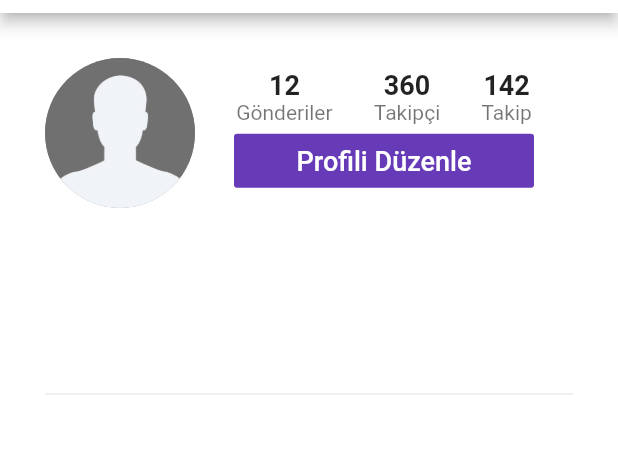
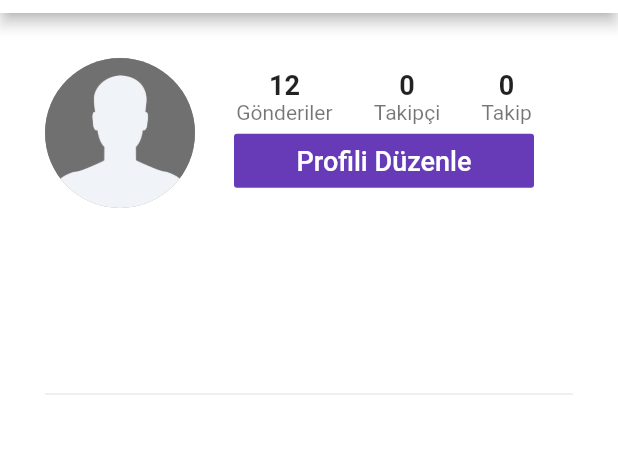
Before and after one commit to zafergurkan/anketuygulama, a Flutter app: the screen it shows once a user with an empty profile is signed in, swiped to page 5, on a phone screen of 412 x 824 dp, the part 71-525 px from its top. Run offline on Flutter 3.47's test engine with Material 2 defaults, Android fonts, the phone set to English and light mode, and no system bars; our stand-ins replace cached_network_image, cloud_firestore, firebase_auth, firebase_storage, flutter_image_compress, image_cropper and 1 more; accounts and stored records are empty.

```diff
--- a/lib/screens/edit_profile_screen.dart
+++ b/lib/screens/edit_profile_screen.dart
@@ -49,7 +49,7 @@ class _EditProfileScreenState extends State<EditProfileScreen> {
     }
   }
   _submit() async {
-    if (_formKey.currentState.validate()) {
+    if (_formKey.currentState.validate() &&! _isLoading) {
       _formKey.currentState.save();
       setState(() {
        _isLoading=true;
--- a/lib/screens/home_screen.dart
+++ b/lib/screens/home_screen.dart
@@ -26,6 +26,7 @@ class _HomeScreenState extends State<HomeScreen> {
 
   @override
   Widget build(BuildContext context) {
+    final String currentUserId =Provider.of<UserData>(context).currentUserId;
     return Scaffold(
         body: PageView(
           controller: _pageController,
@@ -34,7 +35,8 @@ class _HomeScreenState extends State<HomeScreen> {
             SearchScreen(),
             CreateScreen(),
             ActivitySearch(),
-            ProfileScreen(userId: Provider.of<UserData>(context).currentUserId),
+            ProfileScreen(currentUserId: currentUserId,
+             userId: currentUserId ),
           ],
           onPageChanged: (int index) {
             setState(() {
--- a/lib/screens/profile_screen.dart
+++ b/lib/screens/profile_screen.dart
@@ -1,19 +1,123 @@
 import 'package:anketuygulama/models/user_data.dart';
 import 'package:anketuygulama/models/user_model.dart';
 import 'package:anketuygulama/screens/edit_profile_screen.dart';
+import 'package:anketuygulama/services/database_service.dart';
 import 'package:anketuygulama/utilities/constants.dart';
 import 'package:cached_network_image/cached_network_image.dart';
 import 'package:flutter/material.dart';
 import 'package:provider/provider.dart';
 
 class ProfileScreen extends StatefulWidget {
+  final String currentUserId;
   final String userId;
-  ProfileScreen({this.userId});
+  ProfileScreen({this.currentUserId, this.userId});
   @override
   _ProfileScreenState createState() => _ProfileScreenState();
 }
 
 class _ProfileScreenState extends State<ProfileScreen> {
+  bool isFollowing = false;
+  int followerCount = 0;
+  int followingCount = 0;
+
+  @override
+  void initState() {
+    super.initState();
+    _setupIsFollowing();
+    _setupFollowers();
+    _setupFollowing();
+  }
+
+  _setupIsFollowing() async {
+    bool isFollowingUser = await DatabaseService.isfollowingUser(
+      currentUserId: widget.currentUserId,
+      userId: widget.userId,
+    );
+    setState(() {
+      isFollowing = isFollowingUser;
+    });
+  }
+
+  _setupFollowers() async {
+    int userfollowerCount = await DatabaseService.numFollowers(widget.userId);
+    setState(() {
+      followerCount = userfollowerCount;
+    });
+  }
+
+  _setupFollowing() async {
+    int userfollowingCount = await DatabaseService.numFollowing(widget.userId);
+    setState(() {
+      followingCount = userfollowingCount;
+    });
+  }
+
+  _followOrUnfollow() {
+    if (isFollowing) {
+      _unfollowUser();
+    } else {
+      _followUser();
+    }
+  }
+
+  _unfollowUser() {
+    DatabaseService.unfollowUser(
+      currentUserId: widget.currentUserId,
+      userId: widget.userId,
+    );
+
+    setState(() {
+      isFollowing=false;
+      followerCount--;
+    });
+  }
+
+   _followUser() {
+    DatabaseService.followUser(
+      currentUserId: widget.currentUserId,
+      userId: widget.userId,
+    );
+
+    setState(() {
+      isFollowing=true;
+      followerCount++;
+    });
+  }
+
+  _displayButton(User user) {
+    return widget.userId == Provider.of<UserData>(context).currentUserId
+        ? Container(
+            width: 200.0,
+            child: FlatButton(
+              onPressed: () => Navigator.push(
+                  context,
+                  MaterialPageRoute(
+                    builder: (_) => EditProfileScreen(
+                      user: user,
+                    ),
+                  )),
+              color: Colors.deepPurple,
+              textColor: Colors.white,
+              child: Text(
+                'Profili Düzenle',
+                style: TextStyle(fontSize: 18.0),
+              ),
+            ),
+          )
+        : Container(
+            width: 200.0,
+            child: FlatButton(
+              onPressed: _followOrUnfollow,
+              color: isFollowing ? Colors.grey[200] : Colors.deepPurple,
+              textColor: isFollowing ? Colors.black : Colors.white,
+              child: Text(
+                isFollowing ? 'Takipi Bırak' : 'Takip Et',
+                style: TextStyle(fontSize: 18.0),
+              ),
+            ),
+          );
+  }
+
   @override
   Widget build(BuildContext context) {
     return Scaffold(
@@ -75,7 +179,7 @@ class _ProfileScreenState extends State<ProfileScreen> {
                               Column(
                                 children: <Widget>[
                                   Text(
-                                    '360',
+                                    followerCount.toString(),
                                     style: TextStyle(
                                       fontSize: 18.0,
                                       fontWeight: FontWeight.w600,
@@ -90,7 +194,7 @@ class _ProfileScreenState extends State<ProfileScreen> {
                               Column(
                                 children: <Widget>[
                                   Text(
-                                    '142',
+                                    followingCount.toString(),
                                     style: TextStyle(
                                       fontSize: 18.0,
                                       fontWeight: FontWeight.w600,
@@ -104,33 +208,7 @@ class _ProfileScreenState extends State<ProfileScreen> {
                               )
                             ],
                           ),
-                          Container(
-                            width: 200.0,
-                            child: widget.userId == Provider.of<UserData>(context).currentUserId ? FlatButton(
-                              onPressed: () => Navigator.push(
-                                  context,
-                                  MaterialPageRoute(
-                                    builder: (_) => EditProfileScreen(
-                                      user: user,
-                                    ),
-                                  )),
-                              color: Colors.deepPurple,
-                              textColor: Colors.white,
-                              child: Text(
-                                'Profili Düzenle',
-                                style: TextStyle(fontSize: 18.0),
-                              ),
-                            ) :
-                            FlatButton(
-                              onPressed: () => print('Takip Et'),
-                              color: Colors.deepPurple,
-                              textColor: Colors.white,
-                              child: Text(
-                                'Takip Et',
-                                style: TextStyle(fontSize: 18.0),
-                              ),
-                            ),
-                          ),
+                          _displayButton(user),
                         ],
                       ),
                     )
--- a/lib/screens/search_screen.dart
+++ b/lib/screens/search_screen.dart
@@ -1,9 +1,11 @@
+import 'package:anketuygulama/models/user_data.dart';
 import 'package:anketuygulama/models/user_model.dart';
 import 'package:anketuygulama/screens/profile_screen.dart';
 import 'package:anketuygulama/services/database_service.dart';
 import 'package:cached_network_image/cached_network_image.dart';
 import 'package:cloud_firestore/cloud_firestore.dart';
 import 'package:flutter/material.dart';
+import 'package:provider/provider.dart';
 
 class SearchScreen extends StatefulWidget {
   @override
@@ -27,6 +29,7 @@ class _SearchScreenState extends State<SearchScreen> {
             context,
             MaterialPageRoute(
                 builder: (_) => ProfileScreen(
+                  currentUserId:Provider.of<UserData>(context).currentUserId,
                       userId: user.id,
                     ))));
   }
--- a/lib/services/database_service.dart
+++ b/lib/services/database_service.dart
@@ -27,4 +27,69 @@ class DatabaseService {
       'timestamp': post.timestamp,
     });
   }
+
+  static void followUser({String currentUserId, String userId}) {
+    followingRef
+        .document(currentUserId)
+        .collection('userFollowing')
+        .document(userId)
+        .setData({});
+
+    followersRef
+        .document(currentUserId)
+        .collection('userFollowers')
+        .document(userId)
+        .setData({});
+  }
+
+  static void unfollowUser({String currentUserId, String userId}) {
+    followingRef
+        .document(currentUserId)
+        .collection('userFollowing')
+        .document(userId)
+        .get()
+        .then((doc) {
+      if (doc.exists) {
+        doc.reference.delete();
+      }
+    });
+
+    followersRef
+        .document(currentUserId)
+        .collection('userFollowers')
+        .document(userId)
+        .get()
+        .then((doc) {
+      if (doc.exists) {
+        doc.reference.delete();
+      }
+    });
+  }
+
+  static Future<bool> isfollowingUser(
+      {String currentUserId, String userId}) async {
+    DocumentSnapshot followingDoc = await followingRef
+        .document(userId)
+        .collection('userFollowers')
+        .document(currentUserId)
+        .get();
+    return followingDoc.exists;
+  }
+
+  static Future<int> numFollowing(String userId) async {
+    QuerySnapshot followingSnapshot = await followingRef
+        .document(userId)
+        .collection('userFollowing')
+        .getDocuments();
+    return followingSnapshot.documents.length;
+  }
+
+  static Future<int> numFollowers(String userId) async {
+   QuerySnapshot followerSnapshot = await followingRef
+        .document(userId)
+        .collection('userFollowers')
+        .getDocuments();
+    return followerSnapshot.documents.length;
+
+  }
 }
--- a/lib/utilities/constants.dart
+++ b/lib/utilities/constants.dart
@@ -5,3 +5,5 @@ final _firestore = Firestore.instance;
 final storageRef = FirebaseStorage.instance.ref();
 final userRef = _firestore.collection('users');
 final  postRef = _firestore.collection('posts');
+final followersRef = _firestore.collection('followers');
+final followingRef = _firestore.collection('following');
```
Lines whose indentation alone changed are shown as unchanged.
